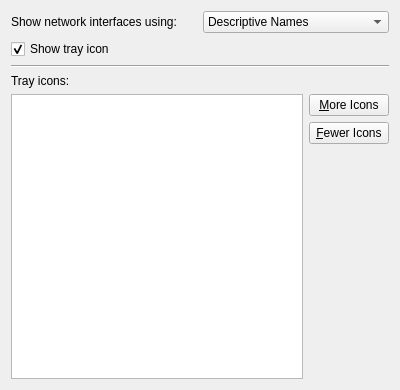
First picture: the form in settings/config/traysettings.ui, repository KDE/networkmanagement, before the edit.
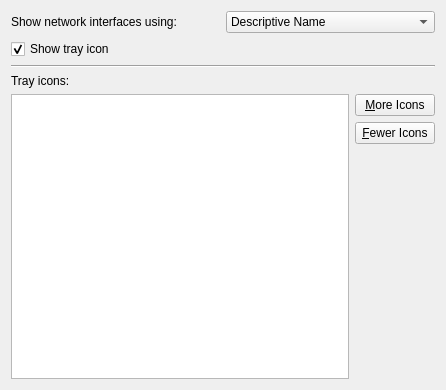
Second picture: the form after the edit.

```diff
--- a/settings/config/traysettings.ui
+++ b/settings/config/traysettings.ui
@@ -6,7 +6,7 @@
    <rect>
     <x>0</x>
     <y>0</y>
-    <width>400</width>
+    <width>446</width>
     <height>390</height>
    </rect>
   </property>
@@ -26,7 +26,7 @@
         <widget class="QComboBox" name="kcfg_InterfaceNamingStyle">
          <item>
           <property name="text">
-           <string>Descriptive Names</string>
+           <string>Descriptive Name</string>
           </property>
          </item>
          <item>
```
Left out of the diff: 7 changed lines with no effect on the pictures.
